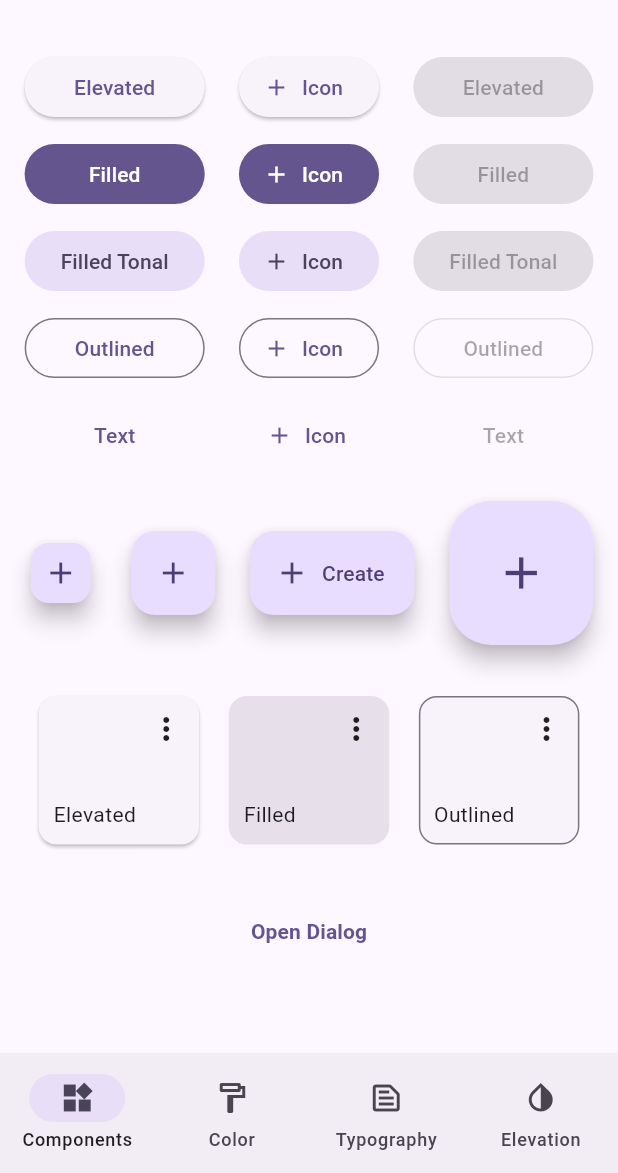
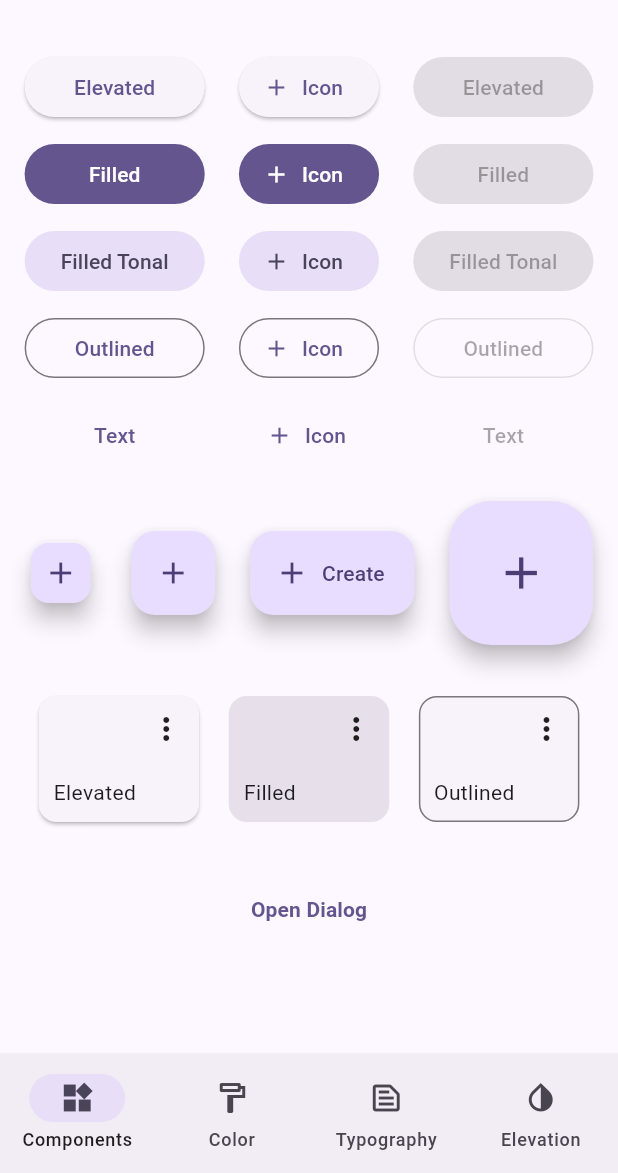
Before and after one commit to untitled-alvin/material_3_demo, a Flutter app: the screen it shows after launch, on a phone screen of 412 x 824 dp, the part 63-1236 px from its top. Run offline on Flutter 3.47's test engine with Material 2 defaults, Android fonts, the phone set to English and light mode, and no system bars.

Commit message:
Revert "Made elements on component screen stay compact on wider screen (#1258)" (#1266)
This reverts commit a9eaf1a733695966afb5e854fd9f53e31f6421f0.

```diff
--- a/lib/component_screen.dart
+++ b/lib/component_screen.dart
@@ -11,10 +11,6 @@ class ComponentScreen extends StatelessWidget {
     return Expanded(
       child: Padding(
         padding: const EdgeInsets.symmetric(horizontal: 10),
-        child: Align(
-          alignment: Alignment.topCenter,
-          child: SizedBox(
-            width: _maxWidthConstraint,
         child: ListView(
           shrinkWrap: true,
           children: [
@@ -37,8 +33,6 @@ class ComponentScreen extends StatelessWidget {
           ],
         ),
       ),
-        ),
-      ),
     );
   }
 }
@@ -46,7 +40,6 @@ class ComponentScreen extends StatelessWidget {
 const _rowDivider = SizedBox(width: 10);
 const _colDivider = SizedBox(height: 10);
 const double _cardWidth = 115;
-const double _maxWidthConstraint = 400;
 
 void Function()? handlePressed(
     BuildContext context, bool isDisabled, String buttonName) {
@@ -262,7 +255,8 @@ class Cards extends StatelessWidget {
                       alignment: Alignment.topRight,
                       child: Icon(Icons.more_vert),
                     ),
-                    SizedBox(height: 35),
+                    _colDivider,
+                    _colDivider,
                     Align(
                       alignment: Alignment.bottomLeft,
                       child: Text("Elevated"),
@@ -285,7 +279,8 @@ class Cards extends StatelessWidget {
                       alignment: Alignment.topRight,
                       child: Icon(Icons.more_vert),
                     ),
-                    SizedBox(height: 35),
+                    _colDivider,
+                    _colDivider,
                     Align(
                       alignment: Alignment.bottomLeft,
                       child: Text("Filled"),
@@ -313,7 +308,8 @@ class Cards extends StatelessWidget {
                       alignment: Alignment.topRight,
                       child: Icon(Icons.more_vert),
                     ),
-                    SizedBox(height: 35),
+                    _colDivider,
+                    _colDivider,
                     Align(
                       alignment: Alignment.bottomLeft,
                       child: Text("Outlined"),
--- a/lib/main.dart
+++ b/lib/main.dart
@@ -187,7 +187,7 @@ class _Material3DemoState extends State<Material3Demo> {
                         selectedIndex: screenIndex)),
                 const VerticalDivider(thickness: 1, width: 1),
                 createScreenFor(screenIndex, true),
-              ],),
+              ]),
             ),
           );
         }
```
Lines whose indentation alone changed are shown as unchanged.
